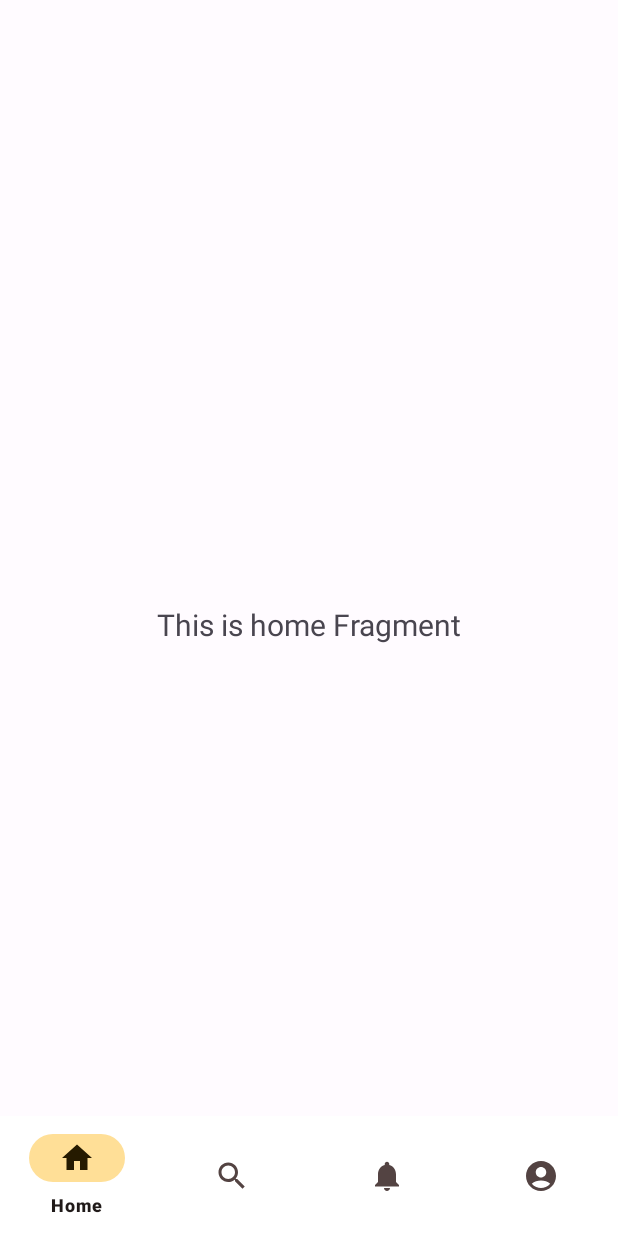
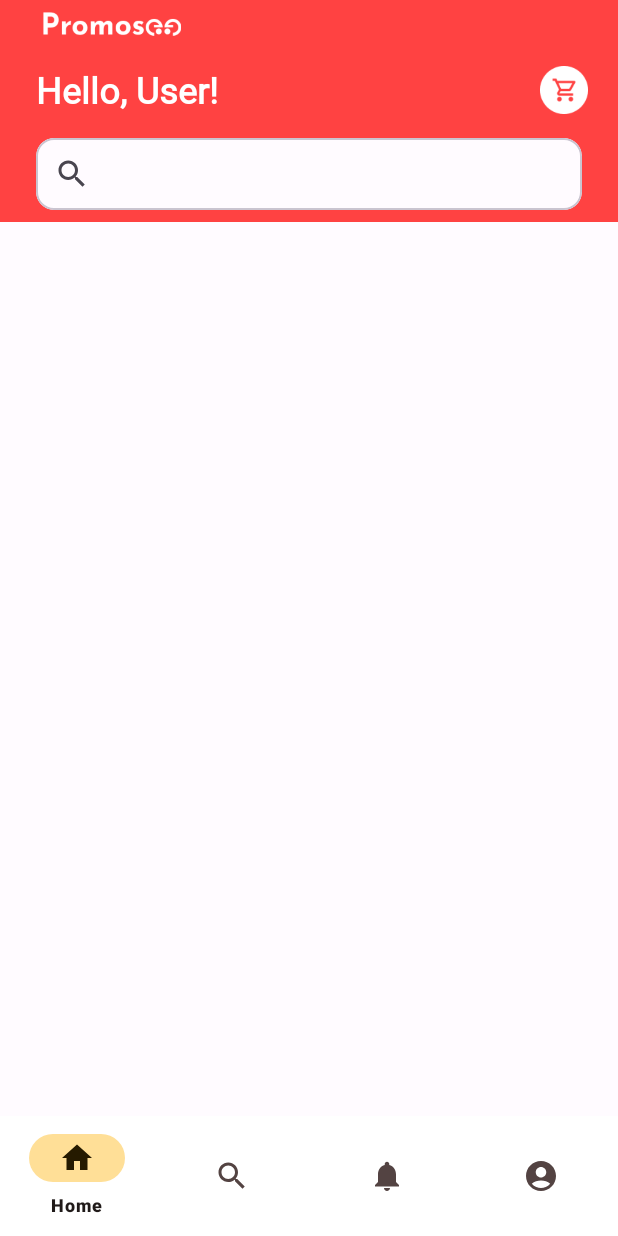
Before and after one commit to Bangkit-Capstone-C23-PS338/modul-MD, an Android app: the HomeFragment screen opened directly, with no data from a screen before it, on a phone screen of 412 x 824 dp. Run offline under Robolectric (Android 15) with nearby library versions, the phone set to English and light mode, and no system bars; our stand-ins replace navigation-ui.

Commit message:
Added App Bar for Home Fragment

```diff
--- a/app/build.gradle
+++ b/app/build.gradle
@@ -40,9 +40,9 @@ android {
 dependencies {
 
     // navigation
-    implementation 'androidx.navigation:navigation-fragment-ktx:2.3.5'
-    implementation 'androidx.navigation:navigation-ui-ktx:2.3.5'
-    implementation 'com.google.android.material:material:1.3.1'
+//    implementation 'androidx.navigation:navigation-fragment-ktx:2.3.5'
+//    implementation 'androidx.navigation:navigation-ui-ktx:2.3.5'
+//    implementation 'com.google.android.material:material:1.3.1'
 
     // Lifecycle
     implementation "androidx.lifecycle:lifecycle-extensions:2.2.0"
--- a/app/src/main/java/com/example/promosee/view/company/mainCompany/ui/home/HomeFragment.kt
+++ b/app/src/main/java/com/example/promosee/view/company/mainCompany/ui/home/HomeFragment.kt
@@ -28,10 +28,10 @@ class HomeFragment : Fragment() {
         _binding = FragmentHomeBinding.inflate(inflater, container, false)
         val root: View = binding.root
 
-        val textView: TextView = binding.textHome
-        homeViewModel.text.observe(viewLifecycleOwner) {
-            textView.text = it
-        }
+//        val textView: TextView
+//        homeViewModel.text.observe(viewLifecycleOwner) {
+//            textView.text = it
+//        }
         return root
     }
 
--- a/app/src/main/res/layout/fragment_home.xml
+++ b/app/src/main/res/layout/fragment_home.xml
@@ -1,22 +1,76 @@
 <?xml version="1.0" encoding="utf-8"?>
-<androidx.constraintlayout.widget.ConstraintLayout xmlns:android="http://schemas.android.com/apk/res/android"
+<androidx.coordinatorlayout.widget.CoordinatorLayout
+    xmlns:android="http://schemas.android.com/apk/res/android"
     xmlns:app="http://schemas.android.com/apk/res-auto"
     xmlns:tools="http://schemas.android.com/tools"
+    tools:context=".view.company.mainCompany.ui.home.HomeFragment"
     android:layout_width="match_parent"
-    android:layout_height="match_parent"
-    tools:context=".view.company.mainCompany.ui.home.HomeFragment">
+    android:layout_height="match_parent">
 
-    <TextView
-        android:id="@+id/text_home"
+    <com.google.android.material.appbar.AppBarLayout
         android:layout_width="match_parent"
         android:layout_height="wrap_content"
-        android:layout_marginStart="8dp"
-        android:layout_marginTop="8dp"
-        android:layout_marginEnd="8dp"
-        android:textAlignment="center"
-        android:textSize="20sp"
-        app:layout_constraintBottom_toBottomOf="parent"
-        app:layout_constraintEnd_toEndOf="parent"
-        app:layout_constraintStart_toStartOf="parent"
-        app:layout_constraintTop_toTopOf="parent" />
-</androidx.constraintlayout.widget.ConstraintLayout>
+        android:padding="8dp"
+        android:background="@color/seed">
+
+        <ImageView
+            android:src="@drawable/logo_text"
+            android:layout_width="100dp"
+            android:layout_height="20dp"
+            android:layout_marginStart="16dp"/>
+
+        <com.google.android.material.appbar.MaterialToolbar
+            android:id="@+id/topAppBar"
+            android:layout_width="match_parent"
+            android:layout_height="?attr/actionBarSize"
+            app:menu="@menu/home_app_bar" >
+
+            <TextView
+                android:text="Hello, User!"
+                android:textColor="@color/cardview_light_background"
+                android:textSize="24sp"
+                android:textStyle="bold"
+                android:fontFamily="@font/josefinsans_bold"
+                android:layout_width="wrap_content"
+                android:layout_height="wrap_content"/>
+        </com.google.android.material.appbar.MaterialToolbar>
+
+        <com.google.android.material.card.MaterialCardView
+            android:layout_width="match_parent"
+            android:layout_height="wrap_content"
+            android:layout_marginHorizontal="16dp">
+            <androidx.appcompat.widget.SearchView
+                android:layout_width="match_parent"
+                android:layout_height="wrap_content"/>
+        </com.google.android.material.card.MaterialCardView>
+
+    </com.google.android.material.appbar.AppBarLayout>
+
+    <!-- Note: A RecyclerView can also be used -->
+    <androidx.core.widget.NestedScrollView
+        android:layout_width="match_parent"
+        android:layout_height="match_parent"
+        android:contentDescription="@string/views_after_appbar"
+        app:layout_behavior="@string/appbar_scrolling_view_behavior">
+
+        <!-- Scrollable content -->
+        <androidx.constraintlayout.widget.ConstraintLayout
+            android:layout_width="match_parent"
+            android:layout_height="match_parent">
+
+            <com.google.android.material.card.MaterialCardView
+                android:layout_width="match_parent"
+                android:layout_height="wrap_content"
+                app:layout_constraintTop_toTopOf="parent"
+                app:layout_constraintEnd_toEndOf="parent"
+                app:layout_constraintStart_toStartOf="parent">
+
+
+
+            </com.google.android.material.card.MaterialCardView>
+
+        </androidx.constraintlayout.widget.ConstraintLayout>
+
+    </androidx.core.widget.NestedScrollView>
+
+</androidx.coordinatorlayout.widget.CoordinatorLayout>
--- /dev/null
+++ b/app/src/main/res/menu/home_app_bar.xml
@@ -0,0 +1,12 @@
+<?xml version="1.0" encoding="utf-8"?>
+<menu xmlns:android="http://schemas.android.com/apk/res/android"
+    xmlns:app="http://schemas.android.com/apk/res-auto">
+
+    <item
+        android:id="@+id/favorite"
+        android:icon="@drawable/cart"
+        android:title="@string/cart"
+        android:contentDescription="@string/cart"
+        app:showAsAction="ifRoom" />
+
+</menu>
```
Also changed, not shown: app/src/main/java/com/example/promosee/view/register/RegisterCompanyFragment.kt (+8 -4 lines), app/src/main/res/layout/fragment_register_company.xml (+39 -1 lines), app/src/main/res/values/strings.xml (+7 -2 lines), app/src/main/res/drawable/cart.png (added), app/src/main/res/drawable/logo_text.png (added).
